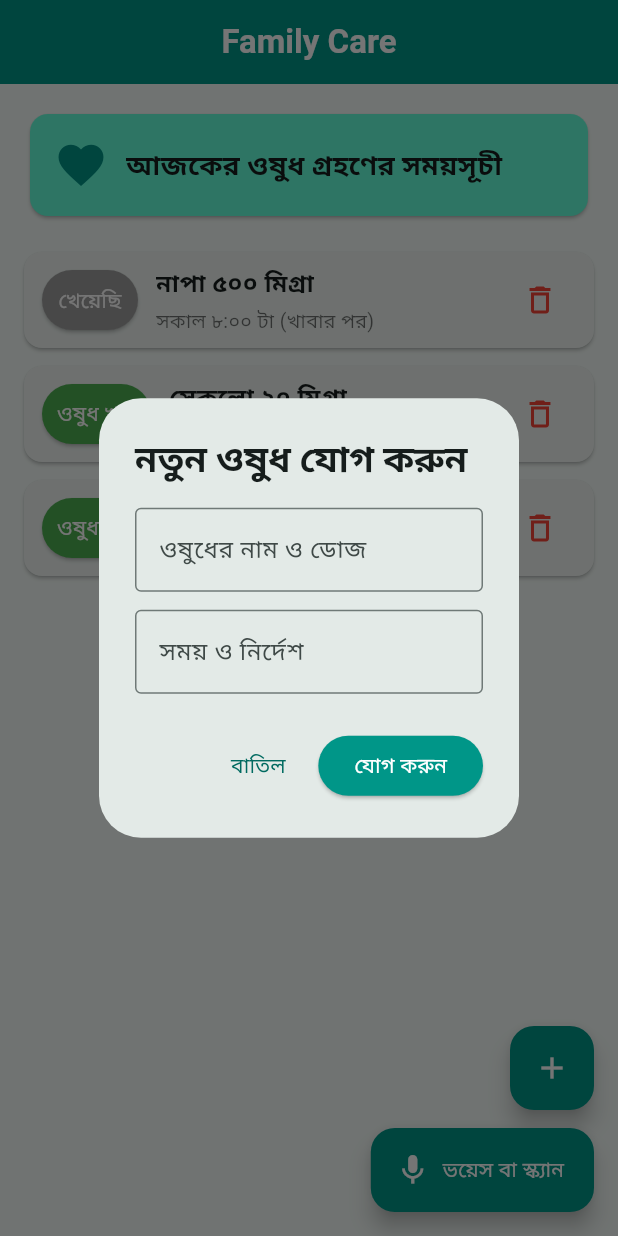
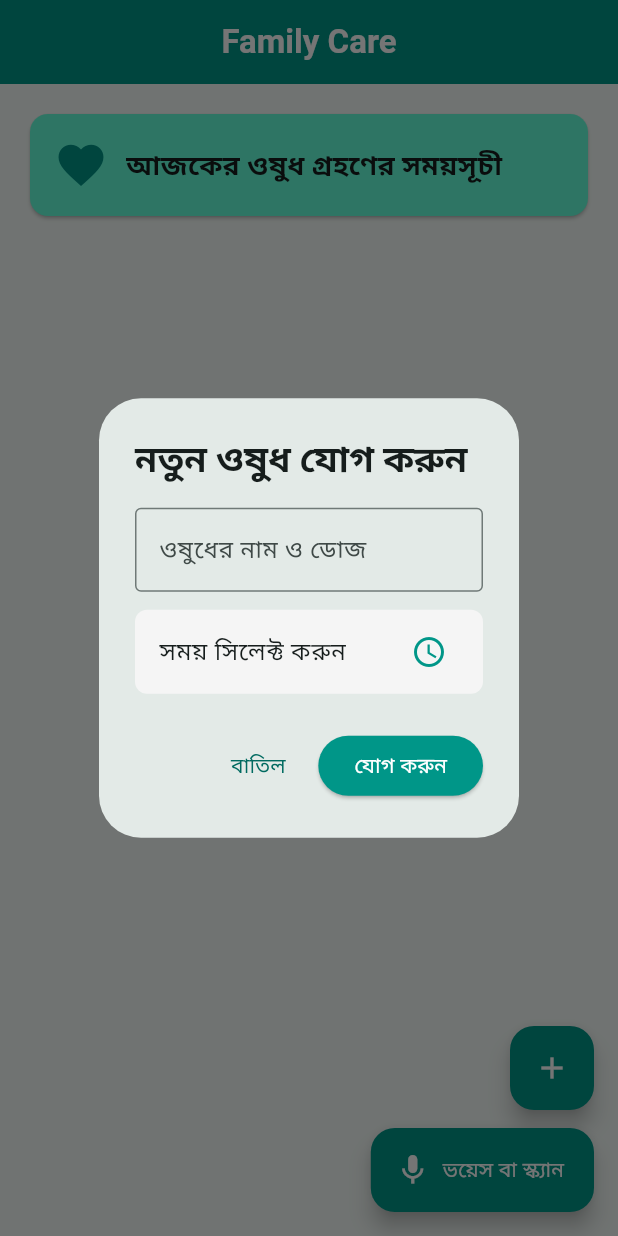
Before and after one commit to khokonjanu6-star95/Family-Care, a Flutter app: the screen it shows after launch, after a tap on the "add" icon, on a phone screen of 412 x 824 dp. Run offline on Flutter 3.47's test engine with Material 3 defaults, Android fonts, the phone set to English and light mode, and no system bars; our stand-ins replace flutter_local_notifications, shared_preferences, timezone.

Commit message:
Implement local notifications for medicine reminders
Added local notifications for medicine reminders and requested notification permissions. Updated the medicine addition dialog to include time selection.

```diff
--- a/lib/main.dart
+++ b/lib/main.dart
@@ -1,8 +1,26 @@
 import 'dart:convert';
 import 'package:flutter/material.dart';
 import 'package:shared_preferences/shared_preferences.dart';
+import 'package:flutter_local_notifications/flutter_local_notifications.dart';
+import 'package:timezone/data/latest_all.dart' as tz;
+import 'package:timezone/timezone.dart' as tz;
 
-void main() {
+final FlutterLocalNotificationsPlugin flutterLocalNotificationsPlugin = FlutterLocalNotificationsPlugin();
+
+void main() async {
+  WidgetsFlutterBinding.ensureInitialized();
+
+  tz.initializeTimeZones();
+
+  const AndroidInitializationSettings initializationSettingsAndroid =
+      AndroidInitializationSettings('@mipmap/ic_launcher');
+
+  const InitializationSettings initializationSettings = InitializationSettings(
+    android: initializationSettingsAndroid,
+  );
+
+  await flutterLocalNotificationsPlugin.initialize(initializationSettings);
+
   runApp(const FamilyCareApp());
 }
 
@@ -35,15 +53,21 @@ class _HomeScreenState extends State<HomeScreen> {
   bool _isLoading = true;
 
   final TextEditingController _nameController = TextEditingController();
-  final TextEditingController _timeController = TextEditingController();
+  TimeOfDay? _selectedTime;
 
   @override
   void initState() {
     super.initState();
+    _requestNotificationPermission();
     _loadMedicines();
   }
 
-  // ডাটা লোড করার মেথড
+  void _requestNotificationPermission() {
+    flutterLocalNotificationsPlugin
+        .resolvePlatformSpecificImplementation<AndroidFlutterLocalNotificationsPlugin>()
+        ?.requestNotificationsPermission();
+  }
+
   Future<void> _loadMedicines() async {
     final prefs = await SharedPreferences.getInstance();
     final String? medicinesData = prefs.getString('medicines_data');
@@ -55,24 +79,45 @@ class _HomeScreenState extends State<HomeScreen> {
         _isLoading = false;
       });
     } else {
-      // প্রথমবার অ্যাপ রান হলে ডিফল্ট ডাটা
       setState(() {
-        _medicines = [
-          {'name': 'নাপা ৫০০ মিগ্রা', 'time': 'সকাল ৮:০০ টা (খাবার পর)', 'isTaken': true},
-          {'name': 'সেকলো ২০ মিগ্রা', 'time': 'দুপুর ২:০০ টা (খাবার আগে)', 'isTaken': false},
-          {'name': 'এটিনোলোল ৫০ মিগ্রা', 'time': 'রাত ১০:০০ টা (খাবার পর)', 'isTaken': false},
-        ];
+        _medicines = [];
         _isLoading = false;
       });
-      _saveMedicines();
     }
   }
 
-  // ডাটা সেভ করার মেথড
   Future<void> _saveMedicines() async {
     final prefs = await SharedPreferences.getInstance();
     final String encoded = jsonEncode(_medicines);
     await prefs.setString('medicines_data', encoded);
+  }
+
+  Future<void> _scheduleNotification(int id, String title, TimeOfDay time) async {
+    final now = DateTime.now();
+    var scheduledDate = DateTime(now.year, now.month, now.day, time.hour, time.minute);
+
+    if (scheduledDate.isBefore(now)) {
+      scheduledDate = scheduledDate.add(const Duration(days: 1));
+    }
+
+    await flutterLocalNotificationsPlugin.zonedSchedule(
+      id,
+      'ওষুধ খাওয়ার সময় হয়েছে!',
+      '$title খাওয়ার সময় হয়ে গেছে। দয়া করে ওষুধটি খেয়ে নিন।',
+      tz.TZDateTime.from(scheduledDate, tz.local),
+      const NotificationDetails(
+        android: AndroidNotificationDetails(
+          'medicine_reminder_channel',
+          'Medicine Reminders',
+          channelDescription: 'Notifications for medicine reminders',
+          importance: Importance.max,
+          priority: Priority.high,
+        ),
+      ),
+      androidScheduleMode: AndroidScheduleMode.exactAllowWhileIdle,
+      uiLocalNotificationDateInterpretation: UILocalNotificationDateInterpretation.absoluteTime,
+      matchDateTimeComponents: DateTimeComponents.time,
+    );
   }
 
   void _toggleMedicineState(int index) {
@@ -108,6 +153,7 @@ class _HomeScreenState extends State<HomeScreen> {
             style: ElevatedButton.styleFrom(backgroundColor: Colors.red, foregroundColor: Colors.white),
             onPressed: () {
               final deletedName = _medicines[index]['name'];
+              flutterLocalNotificationsPlugin.cancel(index);
               setState(() {
                 _medicines.removeAt(index);
               });
@@ -126,11 +172,12 @@ class _HomeScreenState extends State<HomeScreen> {
 
   void _showAddMedicineDialog() {
     _nameController.clear();
-    _timeController.clear();
+    _selectedTime = null;
 
     showDialog(
       context: context,
-      builder: (ctx) => AlertDialog(
+      builder: (ctx) => StatefulBuilder(
+        builder: (context, setDialogState) => AlertDialog(
           title: const Text('নতুন ওষুধ যোগ করুন', style: TextStyle(fontWeight: FontWeight.bold)),
           content: Column(
             mainAxisSize: MainAxisSize.min,
@@ -143,12 +190,26 @@ class _HomeScreenState extends State<HomeScreen> {
                 ),
               ),
               const SizedBox(height: 12),
-            TextField(
-              controller: _timeController,
-              decoration: const InputDecoration(
-                labelText: 'সময় ও নির্দেশ',
-                border: OutlineInputBorder(),
+              ListTile(
+                tileColor: Colors.grey.shade100,
+                shape: RoundedRectangleBorder(borderRadius: BorderRadius.circular(8)),
+                title: Text(
+                  _selectedTime == null
+                      ? 'সময় সিলেক্ট করুন'
+                      : 'সময়: ${_selectedTime!.format(context)}',
                 ),
+                trailing: const Icon(Icons.access_time, color: Colors.teal),
+                onTap: () async {
+                  final TimeOfDay? time = await showTimePicker(
+                    context: context,
+                    initialTime: TimeOfDay.now(),
+                  );
+                  if (time != null) {
+                    setDialogState(() {
+                      _selectedTime = time;
+                    });
+                  }
+                },
               ),
             ],
           ),
@@ -163,14 +224,20 @@ class _HomeScreenState extends State<HomeScreen> {
                 foregroundColor: Colors.white,
               ),
               onPressed: () {
-              if (_nameController.text.isNotEmpty && _timeController.text.isNotEmpty) {
+                if (_nameController.text.isNotEmpty && _selectedTime != null) {
+                  final newMed = {
+                    'name': _nameController.text,
+                    'time': _selectedTime!.format(context),
+                    'isTaken': false,
+                  };
+
                   setState(() {
-                  _medicines.add({
-                    'name': _nameController.text,
-                    'time': _timeController.text,
-                    'isTaken': false,
+                    _medicines.add(newMed);
                   });
-                });
+
+                  int newId = _medicines.length - 1;
+                  _scheduleNotification(newId, _nameController.text, _selectedTime!);
+
                   _saveMedicines();
                   Navigator.pop(ctx);
                 }
@@ -178,6 +245,7 @@ class _HomeScreenState extends State<HomeScreen> {
               child: const Text('যোগ করুন'),
             ),
           ],
+        ),
       ),
     );
   }
```
Lines whose indentation alone changed are shown as unchanged.
